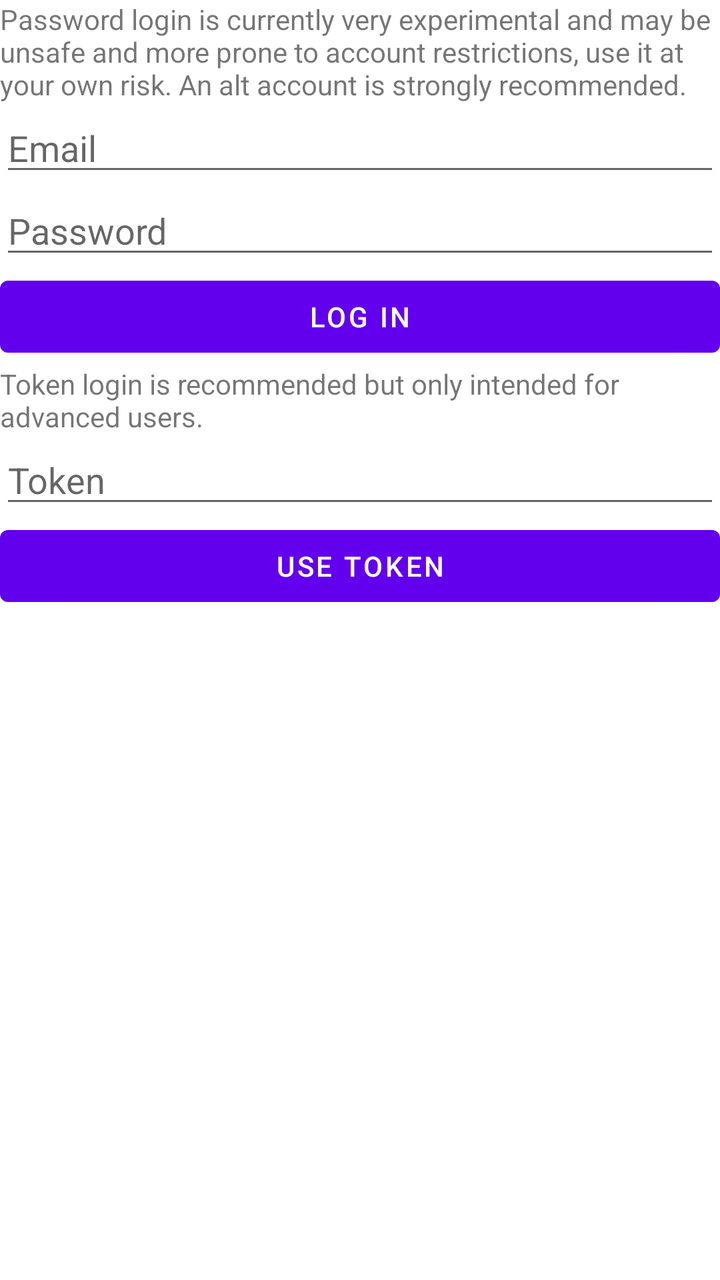
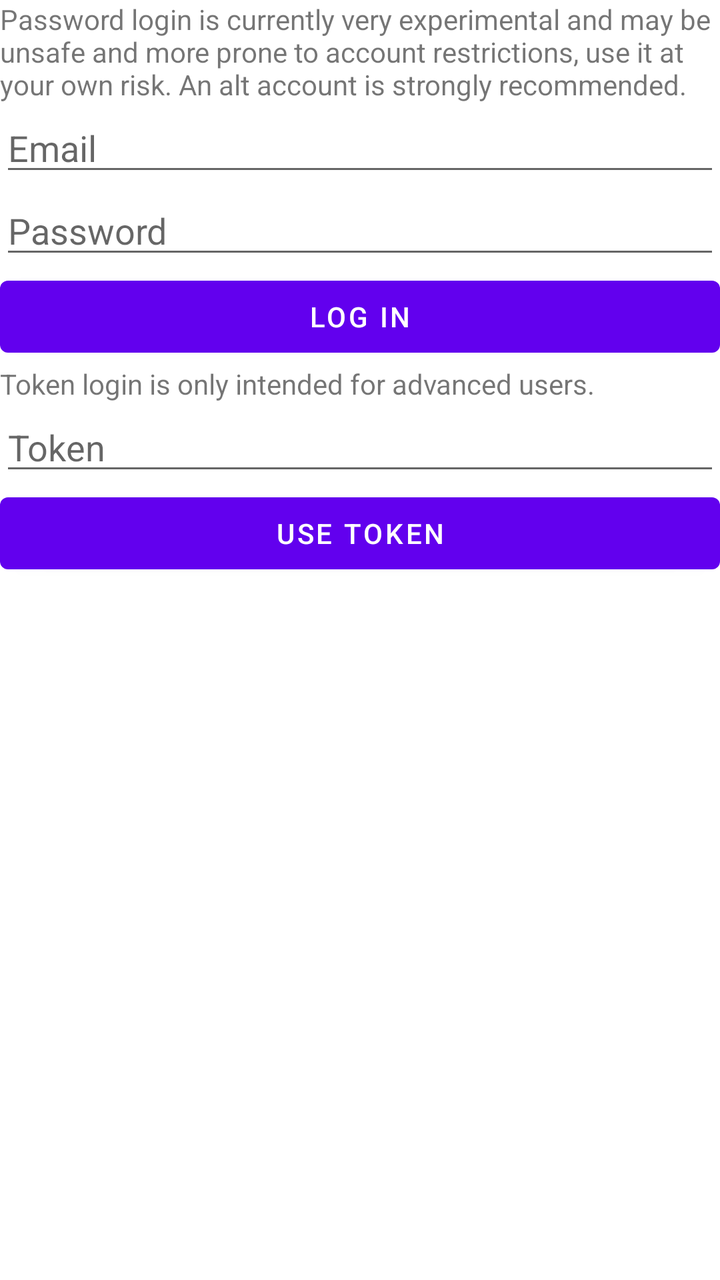

Before-and-after screenshots of an Android layout around one commit, followed by the original layout XML and the change that was made.
<!-- AndroidManifest.xml: fallback theme Theme.MaterialComponents.DayNight.NoActionBar -->
<!-- res/layout/login.xml -->
<?xml version="1.0" encoding="utf-8"?>
<LinearLayout xmlns:android="http://schemas.android.com/apk/res/android"
    android:orientation="vertical" android:layout_width="match_parent"
    android:layout_height="match_parent"
    android:weightSum="1">

    <TextView
        android:id="@+id/textView"
        android:layout_width="match_parent"
        android:layout_height="wrap_content"
        android:text="Password login is currently very experimental and may be unsafe and more prone to account restrictions, use it at your own risk. An alt account is strongly recommended." />

    <EditText
        android:id="@+id/emailField"
        android:layout_width="match_parent"
        android:layout_height="wrap_content"
        android:ems="10"
        android:hint="Email"
        android:inputType="textWebEmailAddress"
        android:maxLines="1"
        android:singleLine="true" />

    <EditText
        android:id="@+id/passwordField"
        android:layout_width="match_parent"
        android:layout_height="wrap_content"
        android:ems="10"
        android:hint="Password"
        android:inputType="textPassword"
        android:password="true"
        android:maxLines="1"
        android:singleLine="true" />

    <TextView
        android:id="@+id/existingPasswordText"
        android:layout_width="match_parent"
        android:layout_height="wrap_content"
        android:text="Leave blank to use the existing password"
        android:visibility="gone" />

    <Button
        android:id="@+id/loginButton"
        android:layout_width="match_parent"
        android:layout_height="wrap_content"
        android:text="Log in" />

    <TextView
        android:id="@+id/textView2"
        android:layout_width="match_parent"
        android:layout_height="wrap_content"
        android:text="Token login is recommended but only intended for advanced users." />

    <EditText
        android:id="@+id/tokenField"
        android:layout_width="match_parent"
        android:layout_height="wrap_content"
        android:ems="10"
        android:hint="Token"
        android:inputType="textPassword"
        android:password="true"
        android:maxLines="1"
        android:singleLine="true" />

    <Button
        android:id="@+id/tokenLoginButton"
        android:layout_width="match_parent"
        android:layout_height="wrap_content"
        android:text="Use token" />

</LinearLayout>
<!-- resources referenced by this layout -->
<resources>

</resources>

<!-- the commit's change to res/layout/login.xml (unified diff, before → after) -->
@@ -8,14 +8,14 @@
         android:id="@+id/textView"
         android:layout_width="match_parent"
         android:layout_height="wrap_content"
-        android:text="Password login is currently very experimental and may be unsafe and more prone to account restrictions, use it at your own risk. An alt account is strongly recommended." />
+        android:text="@string/password_login" />
 
     <EditText
         android:id="@+id/emailField"
         android:layout_width="match_parent"
         android:layout_height="wrap_content"
         android:ems="10"
-        android:hint="Email"
+        android:hint="@string/email"
         android:inputType="textWebEmailAddress"
         android:maxLines="1"
         android:singleLine="true" />
@@ -25,7 +25,7 @@
         android:layout_width="match_parent"
         android:layout_height="wrap_content"
         android:ems="10"
-        android:hint="Password"
+        android:hint="@string/password"
         android:inputType="textPassword"
         android:password="true"
         android:maxLines="1"
@@ -35,27 +35,27 @@
         android:id="@+id/existingPasswordText"
         android:layout_width="match_parent"
         android:layout_height="wrap_content"
-        android:text="Leave blank to use the existing password"
+        android:text="@string/existing_password"
         android:visibility="gone" />
 
     <Button
         android:id="@+id/loginButton"
         android:layout_width="match_parent"
         android:layout_height="wrap_content"
-        android:text="Log in" />
+        android:text="@string/login" />
 
     <TextView
         android:id="@+id/textView2"
         android:layout_width="match_parent"
         android:layout_height="wrap_content"
-        android:text="Token login is recommended but only intended for advanced users." />
+        android:text="@string/token_login" />
 
     <EditText
         android:id="@+id/tokenField"
         android:layout_width="match_parent"
         android:layout_height="wrap_content"
         android:ems="10"
-        android:hint="Token"
+        android:hint="@string/token"
         android:inputType="textPassword"
         android:password="true"
         android:maxLines="1"
@@ -65,6 +65,6 @@
         android:id="@+id/tokenLoginButton"
         android:layout_width="match_parent"
         android:layout_height="wrap_content"
-        android:text="Use token" />
+        android:text="@string/use_token" />
 
 </LinearLayout>
<!-- resource entries referenced after the edit -->
@@ -1,5 +1,12 @@
 <!-- resources referenced by this layout -->
 <resources>
-
+  <string name="email">Email</string>
+  <string name="existing_password">Leave blank to use the existing password</string>
+  <string name="login">Log in</string>
+  <string name="password">Password</string>
+  <string name="password_login">Password login is currently very experimental and may be unsafe and more prone to account restrictions, use it at your own risk. An alt account is strongly recommended.</string>
+  <string name="token">Token</string>
+  <string name="token_login">Token login is only intended for advanced users.</string>
+  <string name="use_token">Use token</string>
 </resources>
 
